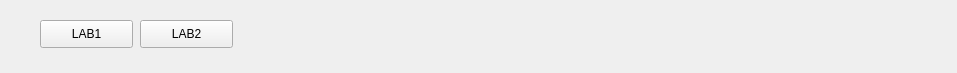
First picture: the form in PDTV2/pdtv2.ui, repository SergiuszKazmierczak/Podstawy-Transmisji-Danych, before the edit.
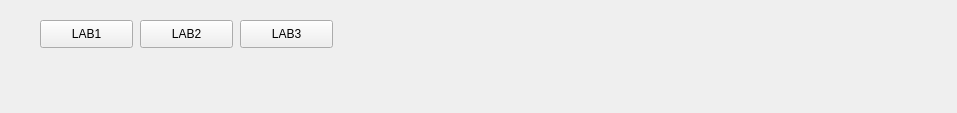
Second picture: the form after the edit.

Diff of the .ui file:
```diff
--- a/PDTV2/pdtv2.ui
+++ b/PDTV2/pdtv2.ui
@@ -7,7 +7,7 @@
     <x>0</x>
     <y>0</y>
     <width>957</width>
-    <height>73</height>
+    <height>113</height>
    </rect>
   </property>
   <property name="windowTitle">
@@ -39,6 +39,19 @@
     <string>LAB2</string>
    </property>
   </widget>
+  <widget class="QPushButton" name="lab3Button">
+   <property name="geometry">
+    <rect>
+     <x>240</x>
+     <y>20</y>
+     <width>93</width>
+     <height>28</height>
+    </rect>
+   </property>
+   <property name="text">
+    <string>LAB3</string>
+   </property>
+  </widget>
  </widget>
  <layoutdefault spacing="6" margin="11"/>
  <resources>
```
